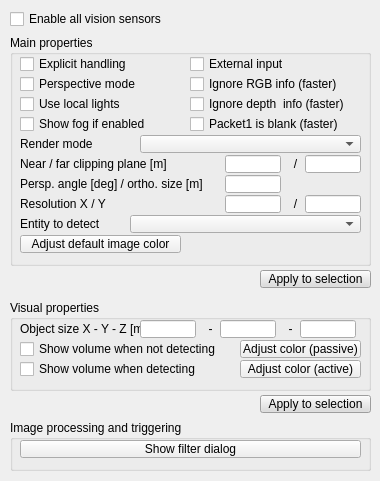
First picture: the form in ui/qdlgvisionsensors.ui, repository CoppeliaRobotics/coppeliaSimLib, before the edit.
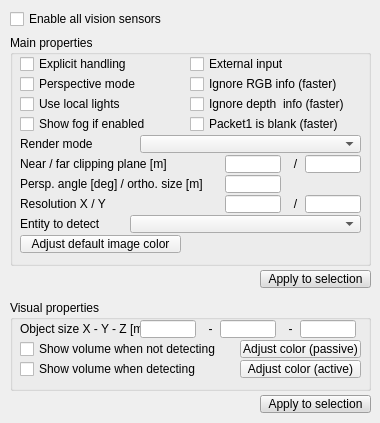
Second picture: the form after the edit.

Commit message: various esthetic changes + removed vision filters (now using callback mechanism)

What changed in the file:
```diff
--- a/ui/qdlgvisionsensors.ui
+++ b/ui/qdlgvisionsensors.ui
@@ -7,7 +7,7 @@
     <x>0</x>
     <y>0</y>
     <width>380</width>
-    <height>481</height>
+    <height>423</height>
    </rect>
   </property>
   <property name="windowTitle">
@@ -359,41 +359,6 @@
     </property>
    </widget>
   </widget>
-  <widget class="QGroupBox" name="groupBox_3">
-   <property name="geometry">
-    <rect>
-     <x>10</x>
-     <y>420</y>
-     <width>361</width>
-     <height>51</height>
-    </rect>
-   </property>
-   <property name="title">
-    <string>Image processing and triggering</string>
-   </property>
-   <property name="flat">
-    <bool>false</bool>
-   </property>
-   <widget class="QToolButton" name="qqAdjustFilters">
-    <property name="geometry">
-     <rect>
-      <x>10</x>
-      <y>20</y>
-      <width>341</width>
-      <height>18</height>
-     </rect>
-    </property>
-    <property name="focusPolicy">
-     <enum>Qt::StrongFocus</enum>
-    </property>
-    <property name="text">
-     <string>Show filter dialog</string>
-    </property>
-    <property name="checkable">
-     <bool>true</bool>
-    </property>
-   </widget>
-  </widget>
   <widget class="QGroupBox" name="groupBox_4">
    <property name="geometry">
     <rect>
```
Left out of the diff: 55 changed lines with no effect on the pictures. The commit also changes 486 other files.
